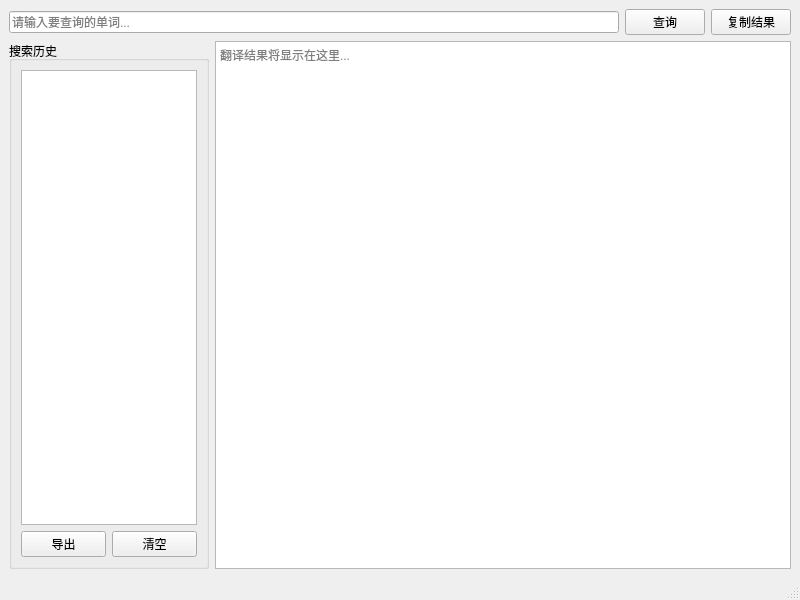
celesteche/SmartDict, file mainwindow.ui: the form before one commit.
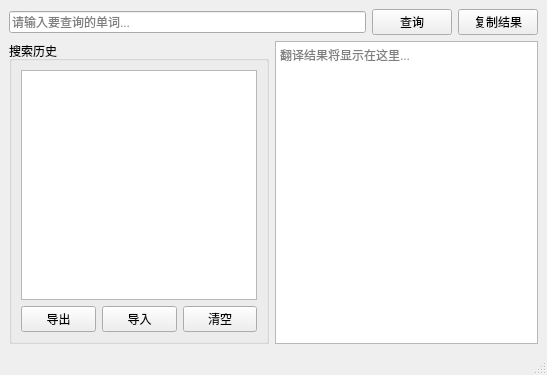
The form after the commit.

Commit message: Step 19: 实现文件导入功能，支持从 TXT 批量导入搜索历史

The edit to the form file:
```diff
--- a/mainwindow.ui
+++ b/mainwindow.ui
@@ -6,8 +6,8 @@
    <rect>
     <x>0</x>
     <y>0</y>
-    <width>800</width>
-    <height>600</height>
+    <width>547</width>
+    <height>375</height>
    </rect>
   </property>
   <property name="windowTitle">
@@ -46,7 +46,7 @@
        <widget class="QGroupBox" name="historyGroup">
         <property name="maximumSize">
          <size>
-          <width>200</width>
+          <width>260</width>
           <height>16777215</height>
          </size>
         </property>
@@ -70,6 +70,13 @@
              </property>
             </widget>
            </item>
+           <item>
+            <widget class="QPushButton" name="importButton">
+             <property name="text">
+              <string>导入</string>
+             </property>
+            </widget>
+           </item>
            <item>
             <widget class="QPushButton" name="clearButton">
              <property name="text">
```
Left out of the diff: 2 changed lines with no effect on the pictures. The commit also changes 4 other files.
